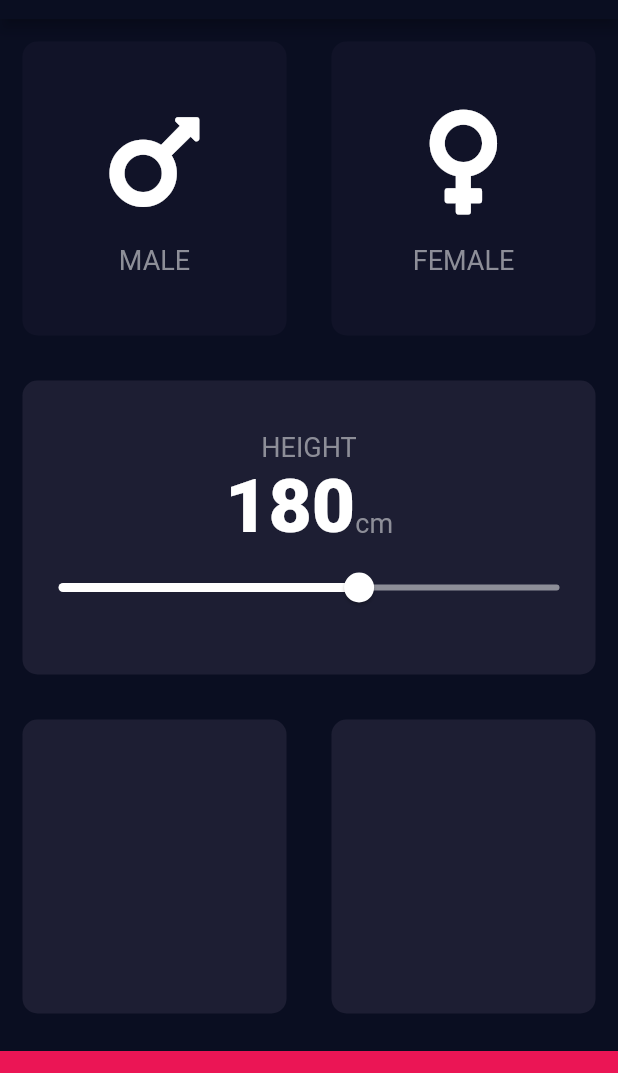
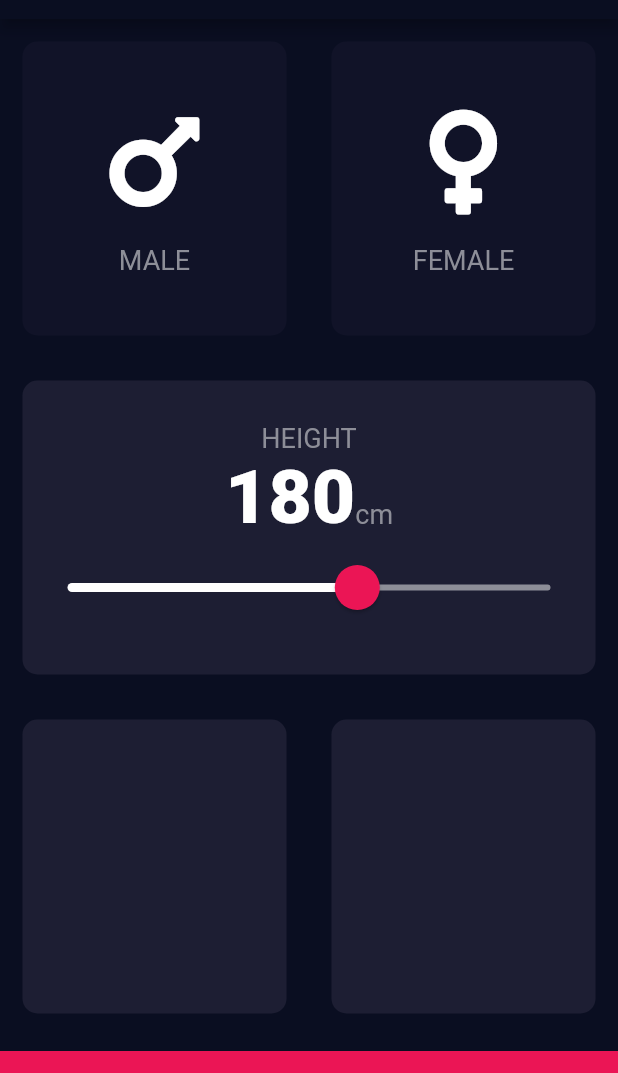
Before and after one commit to maleina/BMI-Calculator, a Flutter app: the screen it shows after launch, on a phone screen of 412 x 824 dp, the part 65-1138 px from its top. Run offline on Flutter 3.47's test engine with Material 2 defaults, Android fonts, the phone set to English and light mode, and no system bars; our stand-ins replace font_awesome_flutter.

Commit message:
feat: Make thumb of slider stand out

```diff
--- a/lib/input_page.dart
+++ b/lib/input_page.dart
@@ -93,17 +93,27 @@ class _InputPageState extends State<InputPage> {
                             ),
                           ],
                         ),
-                        Slider(
+                        SliderTheme(
+                          data: SliderTheme.of(context).copyWith(
+                            thumbColor: Color(0xFFEB1555),
+                            overlayColor: Color(0x29EB1555),
+                            activeTrackColor: Colors.white,
+                            inactiveTrackColor: Color(0xFF8D8E98),
+                            thumbShape:
+                                RoundSliderThumbShape(enabledThumbRadius: 15.0),
+                            overlayShape:
+                                RoundSliderOverlayShape(overlayRadius: 30.0),
+                          ),
+                          child: Slider(
                             value: height.toDouble(),
                             min: kMinHeight,
                             max: kMaxHeight,
-                          activeColor: Colors.white,
-                          inactiveColor: Color(0xFF8D8E98),
                             onChanged: (double newValue) {
                               setState(() {
                                 height = newValue.round();
                               });
                             },
+                          ),
                         ),
                       ],
                     ),
```
Lines whose indentation alone changed are shown as unchanged.
